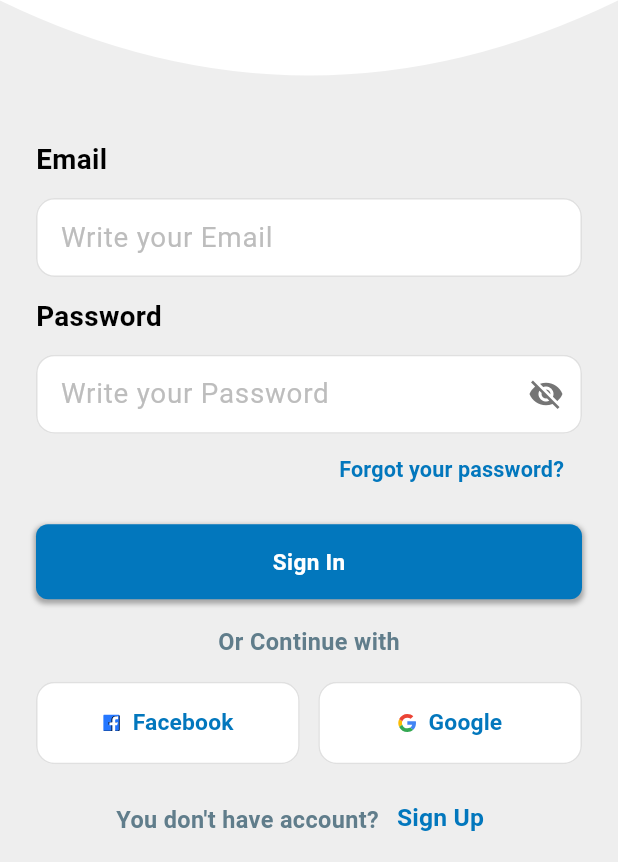
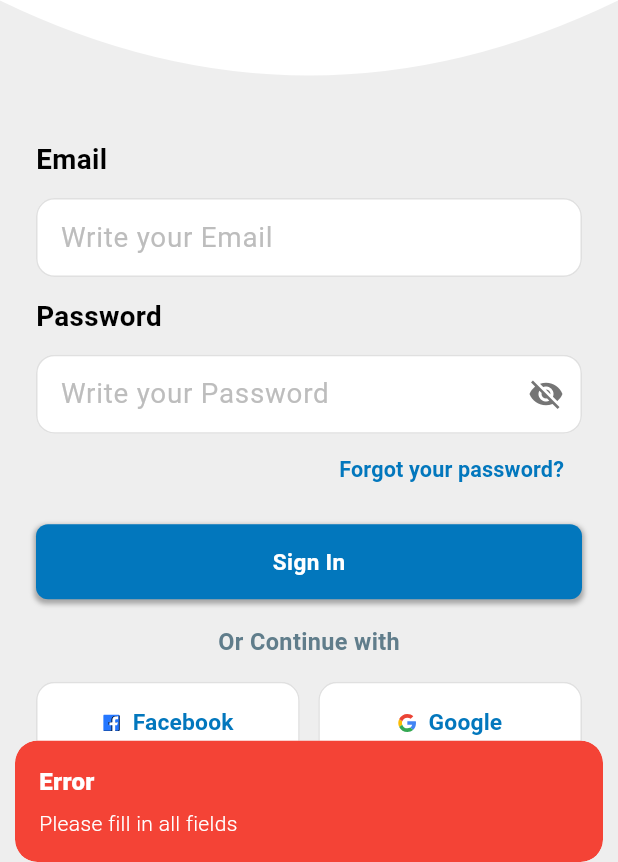
Before and after one commit to AATHILA/medicalApp, a Flutter app: the Login screen opened directly, after a tap on "Sign In", on a phone screen of 412 x 824 dp, the part 374-1236 px from its top. Run offline on Flutter 3.47's test engine with Material 3 defaults, Android fonts, the phone set to English and light mode, and no system bars; our stand-ins replace flutter_svg, get, shared_preferences; accounts and stored records are empty.

Commit message:
used getX for managing login state

```diff
--- a/lib/auth/login.dart
+++ b/lib/auth/login.dart
@@ -1,39 +1,21 @@
 import 'package:flutter/material.dart';
 import 'package:flutter_svg/flutter_svg.dart';
+import 'package:get/get.dart';
 import 'package:medicalapp/auth/registration.dart';
 import 'package:medicalapp/const/custom_button.dart';
 import 'package:medicalapp/const/custom_text.dart';
 import 'package:shared_preferences/shared_preferences.dart';
+import '../controllers/login_controller.dart';
 import '../main.dart';
 import '../screens/homescreen.dart';
 
-class Login extends StatefulWidget {
+
+class Login extends StatelessWidget {
   const Login({Key? key}) : super(key: key);
 
   @override
-  State<Login> createState() => _LoginState();
-}
-
-class _LoginState extends State<Login> {
-  final TextEditingController _emailController = TextEditingController();
-  final TextEditingController _passwordController = TextEditingController();
-  bool _obscurePassword = true;
-
-  setUsername()async{
-    String name=_emailController.text.split('@')[0];
-    userName = name[0].toUpperCase() + name.substring(1);
-
-    SharedPreferences prefs =await SharedPreferences.getInstance();
-    prefs.setString("username", userName);
-
-    Navigator.push(
-      context,
-      MaterialPageRoute(builder: (context) => HomeScreen()),
-    );
-  }
-
-  @override
   Widget build(BuildContext context) {
+    final LoginController controller = Get.put(LoginController());
     return Scaffold(
           backgroundColor: Colors.grey[200],
           body: Column(
@@ -52,13 +34,13 @@ class _LoginState extends State<Login> {
                         SvgPicture.asset(
                           "assets/svg/health-cross-firstaid.svg",
                           color: Colors.lightBlue.shade800,
-                      height: width * 0.2,
+                          height: Get.width * 0.2,
                         ),
-                    SizedBox(height: width * 0.03),
+                        SizedBox(height: Get.width * 0.03),
                         CustomText(
                           title: "Your Doctor",
                           color: Colors.black,
-                      fontSize: width * 0.07,
+                          fontSize:Get.width * 0.07,
                         ),
                       ],
                     ),
@@ -74,110 +56,106 @@ class _LoginState extends State<Login> {
                     child: Column(
                       crossAxisAlignment: CrossAxisAlignment.stretch,
                       children: [
-                    SizedBox(height: width * 0.03),
+                        SizedBox(height:Get.width * 0.03),
 
                         Column(
                           crossAxisAlignment: CrossAxisAlignment.start,
                           children: [
                             CustomText(
                               title: "Email",
-                          fontSize: width * 0.045,
+                              fontSize:Get.width * 0.045,
                               color: Colors.black,
                             ),
-                        SizedBox(height: width * 0.03),
+                            SizedBox(height: Get.width * 0.03),
                             TextField(
-                          controller: _emailController,
+                              controller: controller.emailController,
                               keyboardType: TextInputType.emailAddress,
                               decoration: InputDecoration(
                                 hintText: 'Write your Email',
                                 hintStyle: TextStyle(
                                   color: Colors.grey[400],
-                              fontSize: width * 0.045,
+                                  fontSize: Get.width * 0.045,
                                 ),
                                 filled: true,
                                 fillColor: Colors.white,
                                 border: OutlineInputBorder(
-                              borderRadius: BorderRadius.circular(width * 0.03),
+                                  borderRadius: BorderRadius.circular(Get.width * 0.03),
                                   borderSide: BorderSide(color: Colors.grey[300]!),
                                 ),
                                 enabledBorder: OutlineInputBorder(
-                              borderRadius: BorderRadius.circular(width * 0.03),
+                                  borderRadius: BorderRadius.circular(Get.width * 0.03),
                                   borderSide: BorderSide(color: Colors.grey[300]!),
                                 ),
                                 focusedBorder: OutlineInputBorder(
-                              borderRadius: BorderRadius.circular(width * 0.03),
+                                  borderRadius: BorderRadius.circular(Get.width * 0.03),
                                   borderSide: BorderSide(
                                     color: Colors.lightBlue.shade800,
                                   ),
                                 ),
                                 contentPadding: EdgeInsets.symmetric(
-                              horizontal: width * 0.03,
-                              vertical: width * 0.03,
+                                    horizontal: Get.width * 0.03,
+                                    vertical:Get.width * 0.03
                                 ),
                               ),
                             ),
                           ],
                         ),
 
-                    SizedBox(height: width * 0.03),
+                        SizedBox(height: Get.width * 0.03),
 
                         Column(
                           crossAxisAlignment: CrossAxisAlignment.start,
                           children: [
                             CustomText(
                               title: "Password",
-                          fontSize: width * 0.045,
+                              fontSize: Get.width * 0.045,
                               color: Colors.black,
                             ),
-                        SizedBox(height: width * 0.03),
+                            SizedBox(height: Get.width * 0.03),
                             TextField(
-                          controller: _passwordController,
-                          obscureText: _obscurePassword,
+                              controller: controller.passwordController,
+                              obscureText:  controller.obscurePassword.value,
                               decoration: InputDecoration(
                                 hintText: 'Write your Password',
                                 hintStyle: TextStyle(
                                   color: Colors.grey[400],
-                              fontSize: width * 0.045,
+                                  fontSize:Get.width * 0.045,
                                 ),
                                 filled: true,
                                 fillColor: Colors.white,
                                 border: OutlineInputBorder(
-                              borderRadius: BorderRadius.circular(width * 0.03),
+                                  borderRadius: BorderRadius.circular(Get.width * 0.03),
                                   borderSide: BorderSide(color: Colors.grey[300]!),
                                 ),
                                 enabledBorder: OutlineInputBorder(
-                              borderRadius: BorderRadius.circular(width * 0.03),
+                                  borderRadius: BorderRadius.circular(Get.width * 0.03),
                                   borderSide: BorderSide(color: Colors.grey[300]!),
                                 ),
                                 focusedBorder: OutlineInputBorder(
-                              borderRadius: BorderRadius.circular(width * 0.03),
+                                  borderRadius: BorderRadius.circular(Get.width * 0.03),
                                   borderSide: BorderSide(
                                     color: Colors.lightBlue.shade800,
                                   ),
                                 ),
                                 suffixIcon: IconButton(
                                   icon: Icon(
-                                _obscurePassword
+                                    controller.obscurePassword.value
                                         ? Icons.visibility_off
                                         : Icons.visibility,
                                     color: Colors.grey[600],
                                   ),
-                              onPressed: () {
-                                setState(() {
-                                  _obscurePassword = !_obscurePassword;
-                                });
-                              },
+                                  onPressed: controller.togglePasswordVisibility,
                                 ),
                                 contentPadding: EdgeInsets.symmetric(
-                              horizontal: width * 0.03,
-                              vertical: width * 0.03,
+                                  horizontal:Get.width * 0.03,
+                                  vertical: Get.width * 0.03,
                                 ),
                               ),
                             ),
                           ],
                         ),
 
-                    SizedBox(height: width * 0.0001),
+                        SizedBox(height: Get.width * 0.0001),
 
                         Align(
                           alignment: Alignment.centerRight,
@@ -186,28 +164,30 @@ class _LoginState extends State<Login> {
                             child: CustomText(
                               title: "Forgot your password?",
                               color: Colors.lightBlue.shade800,
-                          fontSize: width * 0.035,
+                              fontSize: Get.width * 0.035,
                             ),
                           ),
                         ),
 
-                    SizedBox(height: width * 0.03),
+                        SizedBox(height: Get.width * 0.03),
 
-                    CustomButton(
-                      onPressed: () {
-                       setUsername();
-                      },
-                      text: "Sign In",
+                        Obx(() => CustomButton(
+                          onPressed: controller.isLoading.value
+                              ? null
+                              : () async => await controller.login(),
+                          text: controller.isLoading.value
+                              ? "Signing in..."
+                              : "Sign In",
                           backgroundColor: Colors.lightBlue.shade800,
+                        )),
+
+                        SizedBox(height: Get.width * 0.04),
+
+                        Center(
+                            child: CustomText(title: "Or Continue with",fontWeight: FontWeight.bold,fontSize: Get.width*0.038,)
                         ),
 
-                    SizedBox(height: width * 0.04),
-
-                    Center(
-                      child: CustomText(title: "Or Continue with",fontWeight: FontWeight.bold,fontSize: width*0.038,)
-                    ),
-
-                    SizedBox(height: width * 0.04),
+                        SizedBox(height:Get.width * 0.04),
 
                         Row(
                           children: [
@@ -216,51 +196,51 @@ class _LoginState extends State<Login> {
                                 onPressed: () {},
                                 icon: SvgPicture.asset(
                                   'assets/svg/facebook.svg',
-                              width: width * 0.03,
-                              height: width * 0.045,
+                                  width: Get.width * 0.03,
+                                  height: Get.width * 0.045,
                                 ),
                                 label: CustomText(
                                   title: "Facebook",
                                   color: Colors.lightBlue.shade800,
-                              fontSize: width * 0.037,
+                                  fontSize:Get.width * 0.037,
                                 ),
                                 style: OutlinedButton.styleFrom(
                                   backgroundColor: Colors.white,
                                   padding: EdgeInsets.symmetric(
-                                vertical: width * 0.04,
+                                    vertical: Get.width * 0.04,
                                   ),
                                   side: BorderSide(color: Colors.grey[300]!),
                                   shape: RoundedRectangleBorder(
                                     borderRadius: BorderRadius.circular(
-                                  width * 0.03,
+                                     Get.width * 0.03,
                                     ),
                                   ),
                                 ),
                               ),
                             ),
-                        SizedBox(width: width * 0.03),
+                            SizedBox(width: Get.width * 0.03),
                             Expanded(
                               child: OutlinedButton.icon(
                                 onPressed: () {},
                                 icon: SvgPicture.asset(
                                   'assets/svg/google.svg',
-                              width: width * 0.03,
-                              height: width * 0.045,
+                                  width: Get.width * 0.03,
+                                  height: Get.width * 0.045,
                                 ),
                                 label: CustomText(
                                   title: "Google",
                                   color: Colors.lightBlue.shade800,
-                              fontSize: width * 0.037,
+                                  fontSize: Get.width * 0.037,
                                 ),
                                 style: OutlinedButton.styleFrom(
                                   backgroundColor: Colors.white,
                                   padding: EdgeInsets.symmetric(
-                                vertical: width * 0.04,
+                                    vertical: Get.width * 0.04,
                                   ),
                                   side: BorderSide(color: Colors.grey[300]!),
                                   shape: RoundedRectangleBorder(
                                     borderRadius: BorderRadius.circular(
-                                  width * 0.03,
+                                      Get.width * 0.03,
                                     ),
                                   ),
                                 ),
@@ -268,11 +248,11 @@ class _LoginState extends State<Login> {
                             ),
                           ],
                         ),
-                    SizedBox(height: width * 0.03),
+                        SizedBox(height: Get.width * 0.03),
                         Row(
                           mainAxisAlignment: MainAxisAlignment.center,
                           children: [
-                        CustomText(title: "You don't have account?",fontWeight: FontWeight.bold,fontSize: width*0.038),
+                            CustomText(title: "You don't have account?",fontWeight: FontWeight.bold,fontSize: Get.width*0.038),
                             TextButton(
                               onPressed: () {
 
@@ -284,14 +264,14 @@ class _LoginState extends State<Login> {
                               },
                               child: CustomText(
                                 title: "Sign Up",
-                            fontSize: width * 0.04,
+                                fontSize: Get.width * 0.04,
                                 color: Colors.lightBlue.shade800,
                                 fontWeight: FontWeight.bold,
                               ),
                             ),
                           ],
                         ),
-                    SizedBox(height: width * 0.03),
+                        SizedBox(height: Get.width * 0.03),
                       ],
                     ),
                   ),
@@ -300,8 +280,10 @@ class _LoginState extends State<Login> {
             ],
           ),
         );
+
   }
 }
+
 
 class TopCurveClipper extends CustomClipper<Path> {
   @override
--- a/lib/const/custom_button.dart
+++ b/lib/const/custom_button.dart
@@ -2,11 +2,10 @@ import 'package:flutter/material.dart';
 
 import '../../main.dart';
 
-
 class CustomButton extends StatelessWidget {
   late final double width;
   late final double height;
-  final VoidCallback onPressed;
+  final VoidCallback? onPressed; // Made nullable
   late final String text;
   late final Color? backgroundColor;
   late final Color? textColor;
@@ -15,11 +14,11 @@ class CustomButton extends StatelessWidget {
 
   CustomButton({
     super.key,
-    this.width=250,
+    this.width = 250,
     this.height = 50,
     required this.onPressed,
     this.text = 'Save',
-    this.backgroundColor=Colors.lightBlue,
+    this.backgroundColor = Colors.lightBlue,
     this.textColor,
     this.borderRadius,
     this.icon,
@@ -28,14 +27,15 @@ class CustomButton extends StatelessWidget {
   @override
   Widget build(BuildContext context) {
     return GestureDetector(
-      onTap: onPressed,
+      onTap: onPressed, // This will now handle null properly
       child: Container(
-        width: width*0.7,
+        width: width * 0.7,
         height: height,
         decoration: BoxDecoration(
-          color: backgroundColor ?? Theme.of(context).primaryColor,
+          color: (backgroundColor ?? Theme.of(context).primaryColor)
+              .withOpacity(onPressed == null ? 0.5 : 1.0), // Visual feedback when disabled
           borderRadius: BorderRadius.circular(borderRadius ?? 8.0),
-          boxShadow: [
+          boxShadow: onPressed == null ? [] : [ // Remove shadow when disabled
             BoxShadow(
               color: Colors.black.withOpacity(0.3),
               spreadRadius: 1,
@@ -44,20 +44,17 @@ class CustomButton extends StatelessWidget {
             ),
           ],
         ),
-        child:
-        Container(
+        child: Container(
           alignment: Alignment.center,
-          child:
-          Text(
+          child: Text(
             text,
             style: TextStyle(
-                color: textColor ?? Colors.white,
-                fontWeight: FontWeight.bold,
-                fontSize: width*0.06
+              color: textColor ?? Colors.white,
+              fontWeight: FontWeight.bold,
+              fontSize: width * 0.06,
             ),
           ),
         ),
-
       ),
     );
   }
--- /dev/null
+++ b/lib/controllers/login_controller.dart
@@ -0,0 +1,85 @@
+import 'package:get/get.dart';
+import 'package:flutter/material.dart';
+import 'package:shared_preferences/shared_preferences.dart';
+import '../auth/registration.dart';
+import '../main.dart';
+import '../screens/homescreen.dart';
+
+class LoginController extends GetxController {
+  final emailController = TextEditingController();
+  final passwordController = TextEditingController();
+
+
+  var obscurePassword = true.obs;
+  var isLoading = false.obs;
+
+
+  void togglePasswordVisibility() {
+    obscurePassword.value = !obscurePassword.value;
+  }
+
+
+  Future <void> login() async {
+    if (emailController.text.isEmpty || passwordController.text.isEmpty) {
+      Get.snackbar(
+        'Error',
+        'Please fill in all fields',
+        snackPosition: SnackPosition.BOTTOM,
+        backgroundColor: Colors.red,
+        colorText: Colors.white,
+      );
+      return;
+    }
+
+    if (!GetUtils.isEmail(emailController.text)) {
+      Get.snackbar(
+        'Error',
+        'Please enter a valid email',
+        snackPosition: SnackPosition.BOTTOM,
+        backgroundColor: Colors.red,
+        colorText: Colors.white,
+      );
+      return;
+    }
+
+    try {
+      isLoading.value = true;
+      await setUsername();
+    } catch (e) {
+      Get.snackbar(
+        'Error',
+        'Login failed. Please try again.',
+        snackPosition: SnackPosition.BOTTOM,
+        backgroundColor: Colors.red,
+        colorText: Colors.white,
+      );
+    } finally {
+      isLoading.value = false;
+    }
+  }
+
+
+  Future<void> setUsername() async {
+    String name = emailController.text.split('@')[0];
+    userName = name[0].toUpperCase() + name.substring(1);
+
+    SharedPreferences prefs = await SharedPreferences.getInstance();
+    await prefs.setString("username", userName);
+
+
+    Get.off(() => HomeScreen()); // Use Get.off to replace current screen
+  }
+
+
+  void goToRegistration() {
+    Get.to(() => Registration()); // Use Get.to for normal navigation
+  }
+
+  // Clean up controllers when controller is disposed
+  @override
+  void onClose() {
+    emailController.dispose();
+    passwordController.dispose();
+    super.onClose();
+  }
+}
--- a/lib/main.dart
+++ b/lib/main.dart
@@ -20,16 +20,13 @@ class MyApp extends StatelessWidget {
   Widget build(BuildContext context) {
     height=MediaQuery.of(context).size.height;
     width=MediaQuery.of(context).size.width;
-    return GestureDetector(
-      //onTap: FocusManager.instance.primaryFocus!.unfocus,
-      child: GetMaterialApp(
-        debugShowCheckedModeBanner: false,
-        title: 'Flutter Demo',
-        theme: ThemeData(
-          colorScheme: ColorScheme.fromSeed(seedColor: Colors.deepPurple),
-        ),
-        home:  HomeScreen(),
+    return GetMaterialApp(
+      debugShowCheckedModeBanner: false,
+      title: 'Flutter Demo',
+      theme: ThemeData(
+        colorScheme: ColorScheme.fromSeed(seedColor: Colors.deepPurple),
       ),
+      home:  SplashScreen(),
     );
   }
 }
--- a/lib/screens/homescreen.dart
+++ b/lib/screens/homescreen.dart
@@ -409,7 +409,7 @@ removeUserName()async{
                       ),
                       SizedBox(
                         height: width*0.01,
-                      )
+                      ),
                     ],
                   ),
                 ),
```
Lines whose indentation alone changed are shown as unchanged.
